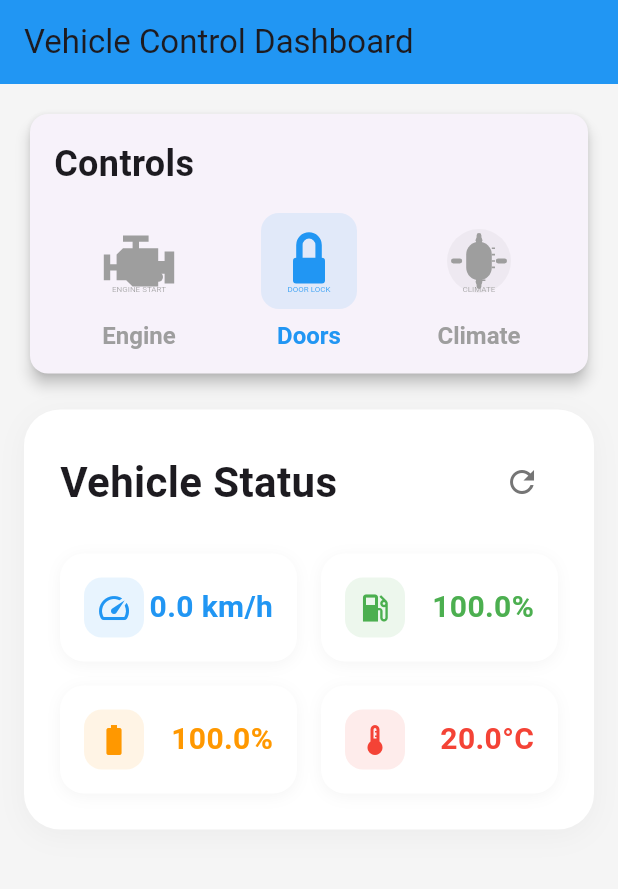
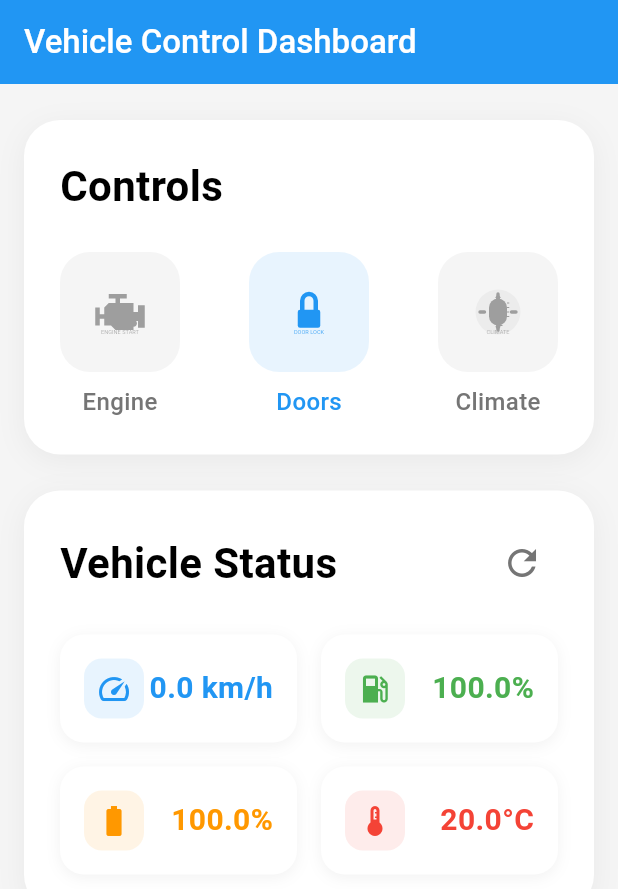
Before and after one commit to doantronghieu/Nexus, a Flutter app: the screen it shows after launch, on a phone screen of 412 x 824 dp. Shown: the top 889 px of the screen. Run offline on Flutter 3.47's test engine with Material 3 defaults, Android fonts, the phone set to English and light mode, and no system bars; our stand-ins replace flutter_svg.

Commit message:
[UI] Car

```diff
--- a/ui/projects/car/lib/screens/dashboard_screen.dart
+++ b/ui/projects/car/lib/screens/dashboard_screen.dart
@@ -3,6 +3,7 @@ import '../models/vehicle_state.dart';
 import '../widgets/control_icons.dart';
 import '../widgets/active_state_animations.dart';
 import '../widgets/animated_status_card.dart';
+import '../widgets/control_button.dart';
 
 class DashboardScreen extends StatefulWidget {
   const DashboardScreen({super.key});
@@ -23,111 +24,96 @@ class _DashboardScreenState extends State<DashboardScreen> {
   @override
   Widget build(BuildContext context) {
     return Scaffold(
-      backgroundColor: Colors.grey[100],
+      backgroundColor: const Color(0xFFF5F5F5),
       appBar: AppBar(
-        title: const Text('Vehicle Control Dashboard'),
+        title: const Text(
+          'Vehicle Control Dashboard',
+          style: TextStyle(
+            fontSize: 22,
+            fontWeight: FontWeight.w500,
+            color: Colors.white,
+          ),
+        ),
         backgroundColor: Colors.blue,
+        elevation: 0,
       ),
       body: SingleChildScrollView(
-        padding: const EdgeInsets.all(16.0),
+        child: Padding(
+          padding: const EdgeInsets.symmetric(horizontal: 16.0, vertical: 24.0),
           child: Column(
             crossAxisAlignment: CrossAxisAlignment.start,
             children: [
               _buildControlSection(),
-            const SizedBox(height: 20),
+              const SizedBox(height: 24),
               _buildMonitoringSection(),
             ],
+          ),
         ),
       ),
     );
   }
 
   Widget _buildControlSection() {
-    return Card(
-      elevation: 4,
-      child: Padding(
-        padding: const EdgeInsets.all(16.0),
+    return Container(
+      padding: const EdgeInsets.all(24.0),
+      decoration: BoxDecoration(
+        color: Colors.white,
+        borderRadius: BorderRadius.circular(24),
+        boxShadow: [
+          BoxShadow(
+            color: Colors.black.withOpacity(0.05),
+            blurRadius: 16,
+            offset: const Offset(0, 4),
+          ),
+        ],
+      ),
       child: Column(
         crossAxisAlignment: CrossAxisAlignment.start,
         children: [
           const Text(
             'Controls',
             style: TextStyle(
-                fontSize: 24,
-                fontWeight: FontWeight.bold,
+              fontSize: 28,
+              fontWeight: FontWeight.w600,
+              color: Colors.black,
             ),
           ),
-            const SizedBox(height: 16),
+          const SizedBox(height: 24),
           Row(
-              mainAxisAlignment: MainAxisAlignment.spaceAround,
+            mainAxisAlignment: MainAxisAlignment.spaceBetween,
             children: [
-                _buildControlButton(
-                  'Engine',
-                  ControlIcons.engineControl,
-                  _vehicleState.engineOn,
-                  (value) {
+              ControlButton(
+                label: 'Engine',
+                svgString: ControlIcons.engineControl,
+                isActive: _vehicleState.engineOn,
+                onChanged: (value) {
                   _updateVehicleState(_vehicleState.copyWith(engineOn: value));
                 },
               ),
-                _buildControlButton(
-                  'Doors',
-                  ControlIcons.doorLock,
-                  _vehicleState.doorsLocked,
-                  (value) {
+              ControlButton(
+                label: 'Doors',
+                svgString: ControlIcons.doorLock,
+                isActive: _vehicleState.doorsLocked,
+                onChanged: (value) {
                   _updateVehicleState(_vehicleState.copyWith(doorsLocked: value));
                 },
               ),
-                _buildControlButton(
-                  'Climate',
-                  ControlIcons.climateControl,
-                  _vehicleState.climateControlOn,
-                  (value) {
-                    _updateVehicleState(
-                        _vehicleState.copyWith(climateControlOn: value));
+              ControlButton(
+                label: 'Climate',
+                svgString: ControlIcons.climateControl,
+                isActive: _vehicleState.climateControlOn,
+                onChanged: (value) {
+                  _updateVehicleState(_vehicleState.copyWith(climateControlOn: value));
+                },
+                temperature: _vehicleState.climateTemp,
+                onTemperatureChanged: (value) {
+                  _updateVehicleState(_vehicleState.copyWith(climateTemp: value));
                 },
               ),
             ],
           ),
         ],
       ),
-      ),
-    );
-  }
-
-  Widget _buildControlButton(
-    String label,
-    String svgString,
-    bool isActive,
-    Function(bool) onChanged,
-  ) {
-    String type = label.toLowerCase();
-    return Column(
-      children: [
-        ActiveStateButton(
-          svgString: svgString,
-          isActive: isActive,
-          onPressed: () => onChanged(!isActive),
-          type: type,
-          temperature: _vehicleState.climateTemp,
-          onTemperatureChanged: type == 'climate'
-              ? (value) {
-                  _updateVehicleState(
-                    _vehicleState.copyWith(climateTemp: value),
-                  );
-                }
-              : null,
-        ),
-        const SizedBox(height: 8),
-        AnimatedDefaultTextStyle(
-          duration: const Duration(milliseconds: 200),
-          style: TextStyle(
-            fontSize: 16,
-            fontWeight: FontWeight.bold,
-            color: isActive ? Colors.blue : Colors.grey,
-          ),
-          child: Text(label),
-        ),
-      ],
     );
   }
 
@@ -139,8 +125,7 @@ class _DashboardScreenState extends State<DashboardScreen> {
         borderRadius: BorderRadius.circular(24),
         boxShadow: [
           BoxShadow(
-            color: Colors.grey.withOpacity(0.1),
-            spreadRadius: 0,
+            color: Colors.black.withOpacity(0.05),
             blurRadius: 16,
             offset: const Offset(0, 4),
           ),
@@ -156,11 +141,12 @@ class _DashboardScreenState extends State<DashboardScreen> {
                 'Vehicle Status',
                 style: TextStyle(
                   fontSize: 28,
-                  fontWeight: FontWeight.bold,
+                  fontWeight: FontWeight.w600,
+                  color: Colors.black,
                 ),
               ),
               IconButton(
-                icon: const Icon(Icons.refresh),
+                icon: const Icon(Icons.refresh, size: 28),
                 onPressed: () {},
                 color: Colors.grey[600],
               ),
@@ -171,21 +157,19 @@ class _DashboardScreenState extends State<DashboardScreen> {
             children: [
               Expanded(
                 child: AnimatedStatusCard(
-                  title: 'Speed',
+                  label: 'Speed',
                   value: _vehicleState.speed,
                   maxValue: 200,
-                  icon: Icons.speed,
-                  color: Colors.blue,
+                  type: StatusType.speed,
                   unit: ' km/h',
                 ),
               ),
               const SizedBox(width: 16),
               Expanded(
                 child: AnimatedStatusCard(
-                  title: 'Fuel Level',
+                  label: 'Fuel Level',
                   value: _vehicleState.fuelLevel,
-                  icon: Icons.local_gas_station,
-                  color: Colors.green,
+                  type: StatusType.fuel,
                   unit: '%',
                 ),
               ),
@@ -196,21 +180,19 @@ class _DashboardScreenState extends State<DashboardScreen> {
             children: [
               Expanded(
                 child: AnimatedStatusCard(
-                  title: 'Battery Level',
+                  label: 'Battery Level',
                   value: _vehicleState.batteryLevel,
-                  icon: Icons.battery_full,
-                  color: Colors.orange,
+                  type: StatusType.battery,
                   unit: '%',
                 ),
               ),
               const SizedBox(width: 16),
               Expanded(
                 child: AnimatedStatusCard(
-                  title: 'Temperature',
+                  label: 'Temperature',
                   value: _vehicleState.temperature,
                   maxValue: 50,
-                  icon: Icons.thermostat,
-                  color: Colors.red,
+                  type: StatusType.temperature,
                   unit: '°C',
                 ),
               ),
--- a/ui/projects/car/lib/widgets/animated_status_card.dart
+++ b/ui/projects/car/lib/widgets/animated_status_card.dart
@@ -1,22 +1,48 @@
 import 'package:flutter/material.dart';
 
+enum StatusType { speed, fuel, battery, temperature }
+
 class AnimatedStatusCard extends StatelessWidget {
-  final String title;
+  final String label;
   final double value;
   final double maxValue;
-  final IconData icon;
-  final Color color;
+  final StatusType type;
   final String unit;
 
   const AnimatedStatusCard({
     Key? key,
-    required this.title,
+    required this.label,
     required this.value,
     this.maxValue = 100,
-    required this.icon,
-    required this.color,
+    required this.type,
     required this.unit,
   }) : super(key: key);
+
+  Color get color {
+    switch (type) {
+      case StatusType.speed:
+        return Colors.blue;
+      case StatusType.fuel:
+        return Colors.green;
+      case StatusType.battery:
+        return Colors.orange;
+      case StatusType.temperature:
+        return Colors.red;
+    }
+  }
+
+  IconData get icon {
+    switch (type) {
+      case StatusType.speed:
+        return Icons.speed;
+      case StatusType.fuel:
+        return Icons.local_gas_station;
+      case StatusType.battery:
+        return Icons.battery_full;
+      case StatusType.temperature:
+        return Icons.thermostat;
+    }
+  }
 
   @override
   Widget build(BuildContext context) {
@@ -27,7 +53,7 @@ class AnimatedStatusCard extends StatelessWidget {
         borderRadius: BorderRadius.circular(16),
         boxShadow: [
           BoxShadow(
-            color: Colors.grey.withOpacity(0.1),
+            color: Colors.black.withOpacity(0.05),
             spreadRadius: 0,
             blurRadius: 8,
             offset: const Offset(0, 2),
@@ -35,7 +61,6 @@ class AnimatedStatusCard extends StatelessWidget {
         ],
       ),
       child: Row(
-        mainAxisAlignment: MainAxisAlignment.spaceBetween,
         children: [
           Container(
             padding: const EdgeInsets.all(8),
@@ -49,6 +74,7 @@ class AnimatedStatusCard extends StatelessWidget {
               size: 24,
             ),
           ),
+          const Spacer(),
           TweenAnimationBuilder<double>(
             duration: const Duration(milliseconds: 500),
             tween: Tween(begin: 0, end: value),
--- /dev/null
+++ b/ui/projects/car/lib/widgets/control_button.dart
@@ -0,0 +1,86 @@
+import 'package:flutter/material.dart';
+import 'package:flutter_svg/flutter_svg.dart';
+
+class ControlButton extends StatelessWidget {
+  final String label;
+  final String svgString;
+  final bool isActive;
+  final Function(bool) onChanged;
+  final double? temperature;
+  final Function(double)? onTemperatureChanged;
+
+  const ControlButton({
+    Key? key,
+    required this.label,
+    required this.svgString,
+    required this.isActive,
+    required this.onChanged,
+    this.temperature,
+    this.onTemperatureChanged,
+  }) : super(key: key);
+
+  @override
+  Widget build(BuildContext context) {
+    return Column(
+      children: [
+        Container(
+          width: 80,
+          height: 80,
+          decoration: BoxDecoration(
+            color: isActive ? Colors.blue.withOpacity(0.1) : Colors.grey[100],
+            borderRadius: BorderRadius.circular(20),
+          ),
+          child: Material(
+            color: Colors.transparent,
+            child: InkWell(
+              borderRadius: BorderRadius.circular(20),
+              onTap: () => onChanged(!isActive),
+              child: Center(
+                child: SvgPicture.string(
+                  svgString,
+                  width: 36,
+                  height: 36,
+                  colorFilter: ColorFilter.mode(
+                    isActive ? Colors.blue : Colors.grey,
+                    BlendMode.srcIn,
+                  ),
+                ),
+              ),
+            ),
+          ),
+        ),
+        const SizedBox(height: 8),
+        Text(
+          label,
+          style: TextStyle(
+            fontSize: 16,
+            fontWeight: FontWeight.w500,
+            color: isActive ? Colors.blue : Colors.grey[600],
+          ),
+        ),
+        if (temperature != null && onTemperatureChanged != null && isActive)
+          Padding(
+            padding: const EdgeInsets.only(top: 8),
+            child: Row(
+              mainAxisSize: MainAxisSize.min,
+              children: [
+                Icon(
+                  Icons.thermostat,
+                  size: 16,
+                  color: Colors.grey[600],
+                ),
+                const SizedBox(width: 4),
+                Text(
+                  '${temperature!.round()}°C',
+                  style: TextStyle(
+                    fontSize: 14,
+                    color: Colors.grey[600],
+                  ),
+                ),
+              ],
+            ),
+          ),
+      ],
+    );
+  }
+}
```
Lines whose indentation alone changed are shown as unchanged.
